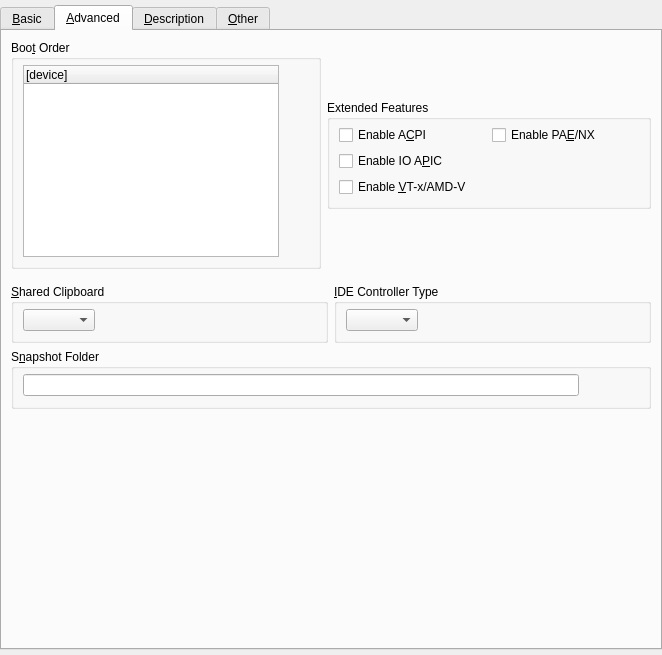
Old version of the form vbox/src/VBox/Frontends/VirtualBox4/ui/VBoxVMSettingsGeneral.ui in the repository jljuxgm/vboxgit.
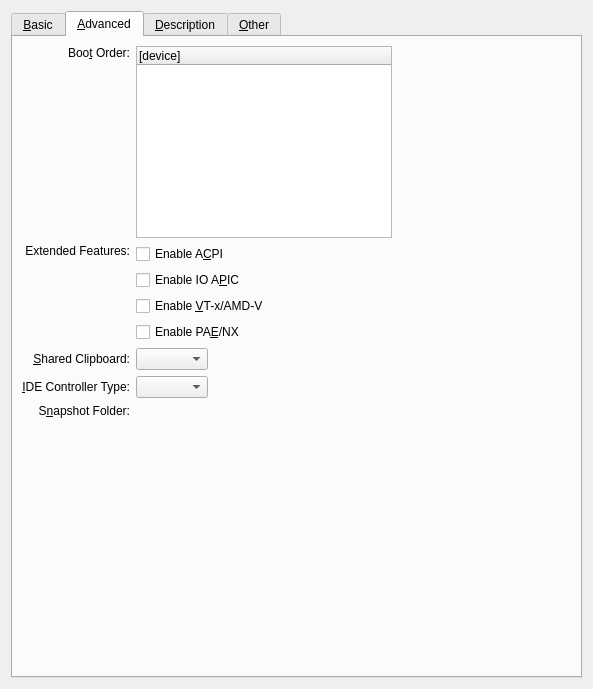
New version of the form. The open tabs and pages were chosen to show the change. Icons and pictures are not drawn. Custom widgets are drawn as their Qt base class.

Commit message:
commit_10649 ------------------------------------------------------------------------ r10649 | vboxsync | 2008-07-15 20:22:45 +0800 (Tue, 15 Jul 2008) | 5 lines
FE/Qt4:
- Added a new label separator class.
- Added a new path selector class (Uses a ComboBox as path selector or the classical view, with a LineEdit.).
- Style face lifting for the General category of the vm settings.

------------------------------------------------------------------------

The edit to the form file:
```diff
--- a/vbox/src/VBox/Frontends/VirtualBox4/ui/VBoxVMSettingsGeneral.ui
+++ b/vbox/src/VBox/Frontends/VirtualBox4/ui/VBoxVMSettingsGeneral.ui
@@ -22,23 +22,11 @@
    <rect>
     <x>0</x>
     <y>0</y>
-    <width>662</width>
-    <height>655</height>
+    <width>593</width>
+    <height>689</height>
    </rect>
   </property>
-  <layout class="QVBoxLayout" >
-   <property name="leftMargin" >
-    <number>0</number>
-   </property>
-   <property name="topMargin" >
-    <number>5</number>
-   </property>
-   <property name="rightMargin" >
-    <number>0</number>
-   </property>
-   <property name="bottomMargin" >
-    <number>5</number>
-   </property>
+  <layout class="QHBoxLayout" >
    <item>
     <widget class="QTabWidget" name="mTabGeneral" >
      <property name="currentIndex" >
@@ -417,11 +405,24 @@
       <attribute name="title" >
        <string>&amp;Advanced</string>
       </attribute>
-      <layout class="QVBoxLayout" >
-       <item>
+      <layout class="QGridLayout" >
+       <item row="0" column="0" >
+        <widget class="QLabel" name="mGbBootOrder" >
+         <property name="text" >
+          <string>Boo&amp;t Order:</string>
+         </property>
+         <property name="alignment" >
+          <set>Qt::AlignRight|Qt::AlignTop|Qt::AlignTrailing</set>
+         </property>
+         <property name="buddy" >
+          <cstring>mTwBootOrder</cstring>
+         </property>
+        </widget>
+       </item>
+       <item row="0" column="1" >
         <widget class="QWidget" native="1" name="widget" >
          <property name="sizePolicy" >
-          <sizepolicy vsizetype="Maximum" hsizetype="Preferred" >
+          <sizepolicy vsizetype="Fixed" hsizetype="Fixed" >
            <horstretch>0</horstretch>
            <verstretch>0</verstretch>
           </sizepolicy>
@@ -436,23 +437,8 @@
           <property name="rightMargin" >
            <number>0</number>
           </property>
-          <item>
-           <widget class="QGroupBox" name="mGbBootOrder" >
-            <property name="sizePolicy" >
-             <sizepolicy vsizetype="Preferred" hsizetype="Maximum" >
-              <horstretch>0</horstretch>
-              <verstretch>0</verstretch>
-             </sizepolicy>
-            </property>
-            <property name="title" >
-             <string>Boo&amp;t Order</string>
-            </property>
-            <property name="alignment" >
-             <set>Qt::AlignLeading|Qt::AlignLeft|Qt::AlignTop</set>
-            </property>
-            <layout class="QVBoxLayout" >
-             <property name="topMargin" >
-              <number>5</number>
+          <property name="bottomMargin" >
+           <number>0</number>
              </property>
              <item>
               <widget class="QWidget" native="1" name="mWBootContainer" >
@@ -576,40 +562,22 @@
             </layout>
            </widget>
           </item>
-          <item>
-           <widget class="QGroupBox" name="mGbAdvanced" >
-            <property name="sizePolicy" >
-             <sizepolicy vsizetype="Maximum" hsizetype="MinimumExpanding" >
-              <horstretch>0</horstretch>
-              <verstretch>0</verstretch>
-             </sizepolicy>
-            </property>
-            <property name="title" >
-             <string>Extended Features</string>
+       <item row="1" column="0" >
+        <widget class="QLabel" name="mGbAdvanced" >
+         <property name="text" >
+          <string>Extended Features:</string>
             </property>
             <property name="alignment" >
-             <set>Qt::AlignLeading|Qt::AlignLeft|Qt::AlignTop</set>
-            </property>
+          <set>Qt::AlignRight|Qt::AlignTop|Qt::AlignTrailing</set>
+         </property>
+         <property name="buddy" >
+          <cstring>mCbAcpi</cstring>
+         </property>
+        </widget>
+       </item>
+       <item row="1" column="1" >
             <layout class="QVBoxLayout" >
-             <property name="topMargin" >
-              <number>5</number>
-             </property>
              <item>
-              <widget class="QWidget" native="1" name="mWAdvContainer" >
-               <layout class="QGridLayout" >
-                <property name="leftMargin" >
-                 <number>0</number>
-                </property>
-                <property name="topMargin" >
-                 <number>0</number>
-                </property>
-                <property name="rightMargin" >
-                 <number>0</number>
-                </property>
-                <property name="bottomMargin" >
-                 <number>0</number>
-                </property>
-                <item row="0" column="0" >
                  <widget class="QCheckBox" name="mCbAcpi" >
                   <property name="sizePolicy" >
                    <sizepolicy vsizetype="Fixed" hsizetype="MinimumExpanding" >
@@ -625,23 +593,7 @@
                   </property>
                  </widget>
                 </item>
-                <item row="0" column="1" >
-                 <widget class="QCheckBox" name="mCbPae" >
-                  <property name="sizePolicy" >
-                   <sizepolicy vsizetype="Fixed" hsizetype="MinimumExpanding" >
-                    <horstretch>0</horstretch>
-                    <verstretch>0</verstretch>
-                   </sizepolicy>
-                  </property>
-                  <property name="whatsThis" >
-                   <string>When checked, the Physical Address Extension (PAE) feature of the host CPU will be exposed to the virtual machine.</string>
-                  </property>
-                  <property name="text" >
-                   <string>Enable PA&amp;E/NX</string>
-                  </property>
-                 </widget>
-                </item>
-                <item row="1" column="0" >
+         <item>
                  <widget class="QCheckBox" name="mCbApic" >
                   <property name="sizePolicy" >
                    <sizepolicy vsizetype="Fixed" hsizetype="MinimumExpanding" >
@@ -657,7 +609,7 @@
                   </property>
                  </widget>
                 </item>
-                <item row="2" column="0" >
+         <item>
                  <widget class="QCheckBox" name="mCbVirt" >
                   <property name="sizePolicy" >
                    <sizepolicy vsizetype="Fixed" hsizetype="MinimumExpanding" >
@@ -673,82 +625,77 @@
                   </property>
                  </widget>
                 </item>
-               </layout>
-              </widget>
-             </item>
-            </layout>
-           </widget>
-          </item>
-         </layout>
-        </widget>
-       </item>
        <item>
-        <layout class="QHBoxLayout" >
-         <item>
-          <widget class="QGroupBox" name="mGbClipboard" >
+          <widget class="QCheckBox" name="mCbPae" >
            <property name="sizePolicy" >
-            <sizepolicy vsizetype="Fixed" hsizetype="Expanding" >
+            <sizepolicy vsizetype="Fixed" hsizetype="MinimumExpanding" >
              <horstretch>0</horstretch>
              <verstretch>0</verstretch>
             </sizepolicy>
            </property>
-           <property name="title" >
-            <string>&amp;Shared Clipboard</string>
+           <property name="whatsThis" >
+            <string>When checked, the Physical Address Extension (PAE) feature of the host CPU will be exposed to the virtual machine.</string>
            </property>
+           <property name="text" >
+            <string>Enable PA&amp;E/NX</string>
+           </property>
+          </widget>
+         </item>
+        </layout>
+       </item>
+       <item row="2" column="0" >
+        <widget class="QLabel" name="mGbClipboard" >
+         <property name="text" >
+          <string>&amp;Shared Clipboard:</string>
+         </property>
+         <property name="alignment" >
+          <set>Qt::AlignRight|Qt::AlignTrailing|Qt::AlignVCenter</set>
+         </property>
+         <property name="buddy" >
+          <cstring>mCbClipboard</cstring>
+         </property>
+        </widget>
+       </item>
+       <item rowspan="2" row="2" column="1" >
            <layout class="QHBoxLayout" >
-            <property name="topMargin" >
-             <number>5</number>
-            </property>
+         <item>
+          <layout class="QVBoxLayout" >
             <item>
              <widget class="QComboBox" name="mCbClipboard" >
+             <property name="sizePolicy" >
+              <sizepolicy vsizetype="Fixed" hsizetype="Fixed" >
+               <horstretch>0</horstretch>
+               <verstretch>0</verstretch>
+              </sizepolicy>
+             </property>
               <property name="whatsThis" >
                <string>Defines the mode of sharing the clipboard between the guest and the host OS. Note that this feature requires Guest Additions to be installed in the guest OS.</string>
               </property>
              </widget>
             </item>
             <item>
-             <spacer>
-              <property name="orientation" >
-               <enum>Qt::Horizontal</enum>
-              </property>
-              <property name="sizeHint" >
-               <size>
-                <width>40</width>
-                <height>20</height>
-               </size>
-              </property>
-             </spacer>
-            </item>
-           </layout>
-          </widget>
-         </item>
-         <item>
-          <widget class="QGroupBox" name="mGbIDEController" >
-           <property name="sizePolicy" >
-            <sizepolicy vsizetype="Fixed" hsizetype="Expanding" >
-             <horstretch>0</horstretch>
-             <verstretch>0</verstretch>
-            </sizepolicy>
-           </property>
-           <property name="title" >
-            <string>&amp;IDE Controller Type</string>
-           </property>
-           <layout class="QHBoxLayout" >
-            <property name="topMargin" >
-             <number>5</number>
-            </property>
-            <item>
              <widget class="QComboBox" name="mCbIDEController" >
+             <property name="sizePolicy" >
+              <sizepolicy vsizetype="Fixed" hsizetype="Minimum" >
+               <horstretch>0</horstretch>
+               <verstretch>0</verstretch>
+              </sizepolicy>
+             </property>
               <property name="whatsThis" >
                <string>Defines the type of the virtual IDE controller. Depending on this value, VirtualBox will provide different virtual IDE hardware devices to the guest OS.</string>
               </property>
              </widget>
             </item>
+          </layout>
+         </item>
             <item>
              <spacer>
               <property name="orientation" >
                <enum>Qt::Horizontal</enum>
               </property>
+           <property name="sizeType" >
+            <enum>QSizePolicy::Expanding</enum>
+           </property>
               <property name="sizeHint" >
                <size>
                 <width>40</width>
@@ -758,68 +705,37 @@
              </spacer>
             </item>
            </layout>
-          </widget>
-         </item>
-        </layout>
-       </item>
-       <item>
-        <widget class="QGroupBox" name="mGbSnapshot" >
-         <property name="sizePolicy" >
-          <sizepolicy vsizetype="Fixed" hsizetype="Expanding" >
-           <horstretch>0</horstretch>
-           <verstretch>0</verstretch>
-          </sizepolicy>
-         </property>
-         <property name="title" >
-          <string>S&amp;napshot Folder</string>
-         </property>
-         <layout class="QHBoxLayout" >
-          <property name="topMargin" >
-           <number>5</number>
-          </property>
-          <item>
-           <widget class="QLineEdit" name="mLeSnapshot" >
-            <property name="whatsThis" >
-             <string>Displays the path where snapshots of this virtual machine will be stored. Note that snapshots can take quite a lot of disk space.</string>
-            </property>
-           </widget>
-          </item>
-          <item>
-           <widget class="QToolButton" name="mTbSelectSnapshot" >
-            <property name="whatsThis" >
-             <string>Selects the snapshot folder path.</string>
-            </property>
+       </item>
+       <item row="3" column="0" >
+        <widget class="QLabel" name="mGbIDEController" >
             <property name="text" >
-             <string/>
-            </property>
-            <property name="icon" >
-             <iconset resource="../VirtualBox.qrc" >:/select_file_16px.png</iconset>
-            </property>
-            <property name="autoRaise" >
-             <bool>true</bool>
+          <string>&amp;IDE Controller Type:</string>
+         </property>
+         <property name="alignment" >
+          <set>Qt::AlignRight|Qt::AlignTrailing|Qt::AlignVCenter</set>
+         </property>
+         <property name="buddy" >
+          <cstring>mCbIDEController</cstring>
             </property>
            </widget>
           </item>
-          <item>
-           <widget class="QToolButton" name="mTbResetSnapshot" >
-            <property name="whatsThis" >
-             <string>Resets the snapshot folder path to the default value. The actual default path will be displayed after accepting the changes and opening this dialog again.</string>
-            </property>
+       <item row="4" column="0" >
+        <widget class="QLabel" name="mGbSnapshot" >
             <property name="text" >
-             <string/>
-            </property>
-            <property name="icon" >
-             <iconset resource="../VirtualBox.qrc" >:/eraser_16px.png</iconset>
-            </property>
-            <property name="autoRaise" >
-             <bool>true</bool>
+          <string>S&amp;napshot Folder:</string>
+         </property>
+         <property name="alignment" >
+          <set>Qt::AlignRight|Qt::AlignTrailing|Qt::AlignVCenter</set>
+         </property>
+         <property name="buddy" >
+          <cstring>mPsSnapshot</cstring>
             </property>
            </widget>
           </item>
-         </layout>
-        </widget>
+       <item row="4" column="1" >
+        <widget class="VBoxPathSelector" native="1" name="mPsSnapshot" />
        </item>
-       <item>
+       <item row="5" column="1" >
         <spacer>
          <property name="orientation" >
           <enum>Qt::Vertical</enum>
@@ -912,6 +828,17 @@
    <extends>QTreeWidget</extends>
    <header>VBoxSettingsUtils.h</header>
   </customwidget>
+  <customwidget>
+   <class>QILabelSeparator</class>
+   <extends>QLabel</extends>
+   <header>QILabelSeparator.h</header>
+  </customwidget>
+  <customwidget>
+   <class>VBoxPathSelector</class>
+   <extends>QWidget</extends>
+   <header>VBoxPathSelector.h</header>
+   <container>1</container>
+  </customwidget>
  </customwidgets>
  <resources/>
  <connections/>
```
Left out of the diff: 292 changed lines with no effect on the pictures. Lines whose indentation alone changed are shown as unchanged. The commit also changes 5 other files.
